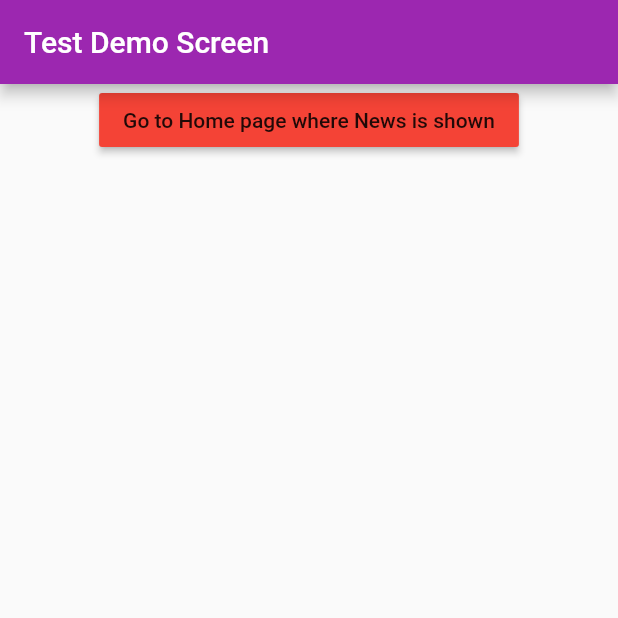
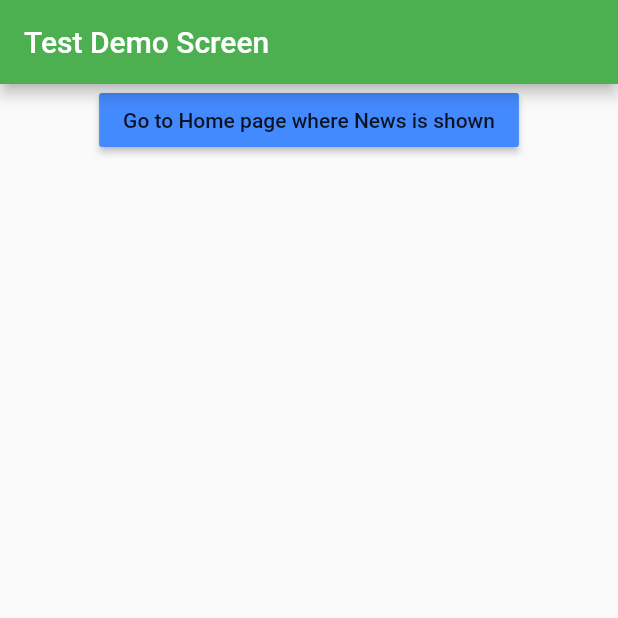
Before and after one commit to ashwin2201/CZ2006-ScrapIT, a Flutter app: the screen it shows after launch, on a phone screen of 412 x 824 dp, the top half of it. Run offline on Flutter 3.47's test engine with Material 2 defaults, Android fonts, the light colour scheme and no system bars; our stand-ins replace url_launcher_web.

Commit message:
change colour

```diff
--- a/lib/test_screen.dart
+++ b/lib/test_screen.dart
@@ -6,14 +6,14 @@ class Screen0 extends StatelessWidget {
   Widget build(BuildContext context) {
     return Scaffold(
       appBar: AppBar(
-        backgroundColor: Colors.purple,
+        backgroundColor: Colors.green,
         title: Text('Test Demo Screen'),
       ),
       body: Center(
         child: Column(
           children: <Widget>[
             RaisedButton(
-              color: Colors.red,
+              color: Colors.blueAccent,
               child: Text('Go to Home page where News is shown'),
               onPressed: () {
                 Navigator.pushNamed(context, '/home');
```
Also changed, not shown: lib/generated_plugin_registrant.dart (added, +16 -0 lines).
